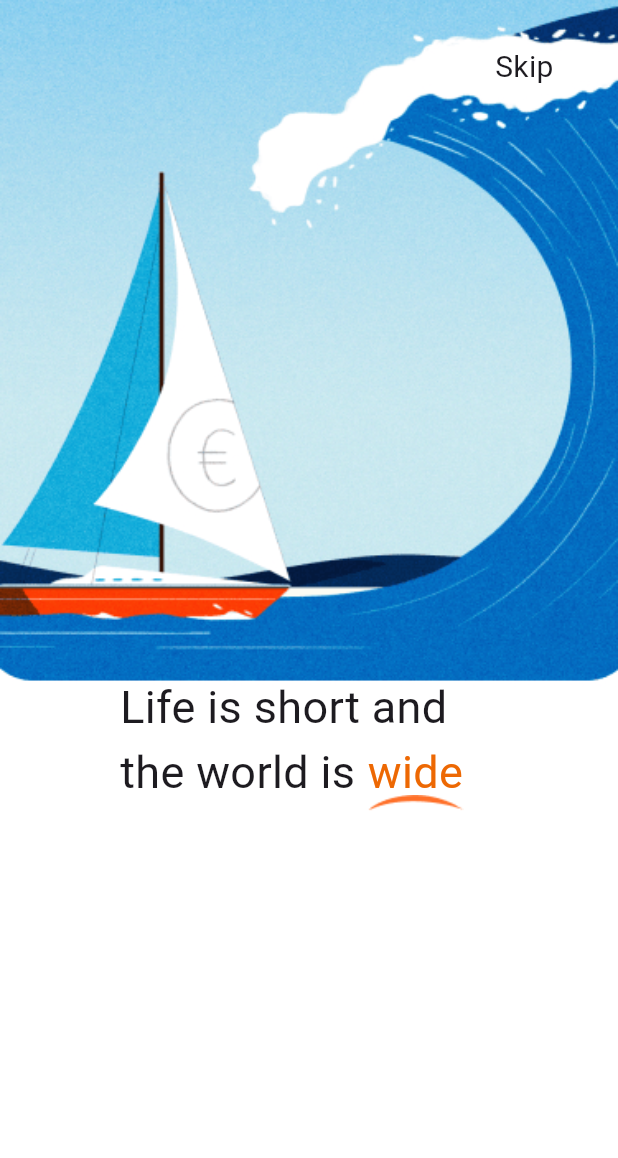
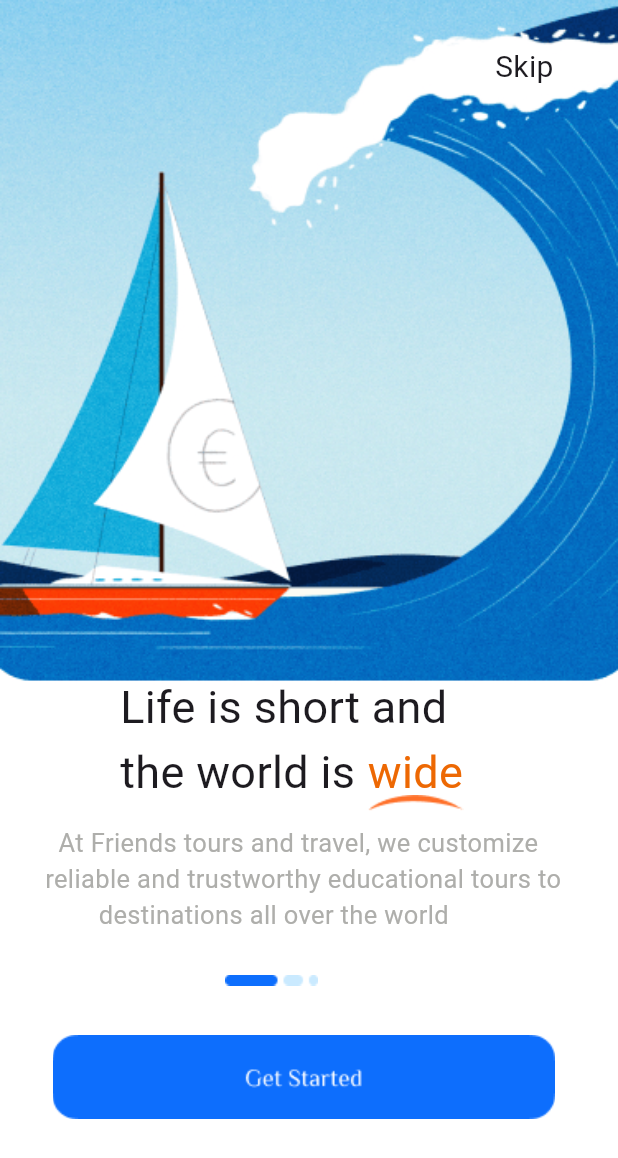
Before and after one commit to Vishwa0416/TravPlan, a Flutter app: the First screen opened directly, on a phone screen of 412 x 824 dp. Shown: the top 1158 px of the screen. Run offline on Flutter 3.47's test engine with Material 3 defaults, Android fonts, the phone set to English and light mode, and no system bars.

Commit message:
first page bottom

```diff
--- a/lib/firstpage.dart
+++ b/lib/firstpage.dart
@@ -43,7 +43,23 @@ class First extends StatelessWidget {
             Positioned(
                 top: 530,
                 left: 245,
-                child: Image(image: AssetImage('assets/line.png')))
+                child: Image(image: AssetImage('assets/line.png'))),
+            Positioned(
+                top: 550,
+                left: 30,
+                child: Text(
+                  '  At Friends tours and travel, we customize \nreliable and trustworthy educational tours to \n        destinations all over the world',
+                  style: TextStyle(
+                      fontSize: 17, color: Color.fromARGB(255, 174, 174, 171)),
+                )),
+            Positioned(
+                top: 650,
+                left: 150,
+                child: Image(image: AssetImage('assets/dots.png'))),
+            Positioned(
+                top: 690,
+                left: 35,
+                child: Image(image: AssetImage('assets/started.png')))
           ],
         ),
       ),
--- a/pubspec.yaml
+++ b/pubspec.yaml
@@ -70,6 +70,8 @@ flutter:
     - assets/Home.png
     - assets/firstpageback.png
     - assets/line.png
+    - assets/dots.png
+    - assets/started.png
 
   # An image asset can refer to one or more resolution-specific "variants", see
   # https://flutter.dev/assets-and-images/#resolution-aware
```
Also changed, not shown: assets/dots.png (added), assets/started.png (added).
